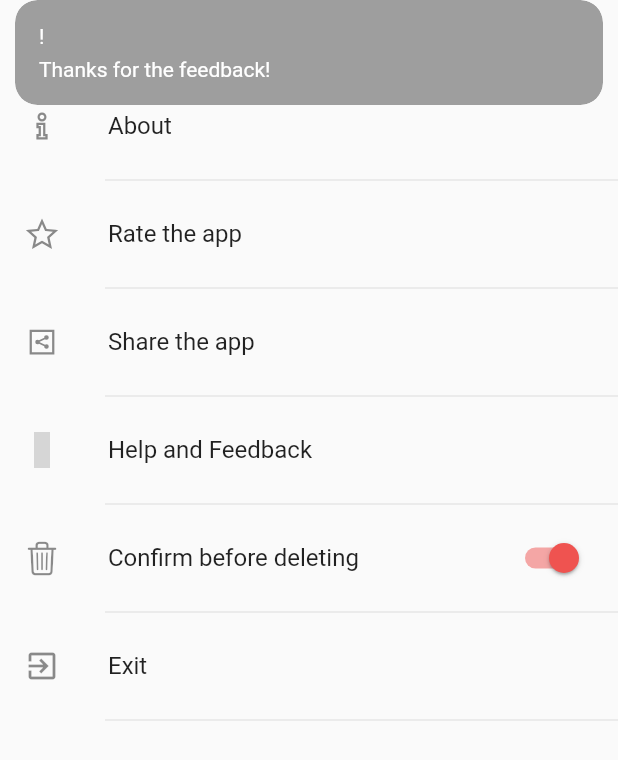
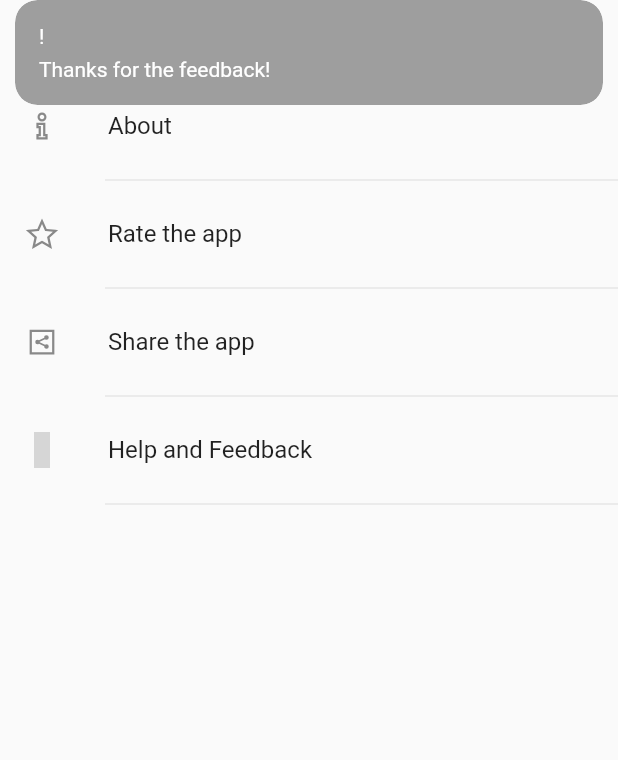
Before and after one commit to ETS-Android5/Kinshasa, a Flutter app: the MorePage screen opened directly, after a tap on "Help and Feedback", on a phone screen of 412 x 824 dp. Shown: the top 760 px of the screen. Run offline on Flutter 3.47's test engine with Material 2 defaults, Android fonts, the phone set to English and light mode, and no system bars; our stand-ins replace carousel_slider, flutter_bounce, get, line_awesome_icons, shared_preferences, sqflite; missing offline and left inert: draggable_scrollbar, flutter_beautiful_popup, flutter_email_sender, flutter_emoji; accounts and stored records are empty; statements that could not run were skipped; grey boxes are pictures that could not be loaded.

Commit message:
Code refactor and clean up

```diff
--- a/lib/screens/More.dart
+++ b/lib/screens/More.dart
@@ -1,23 +1,10 @@
-import 'dart:io';
-import 'package:flutter/cupertino.dart';
 import 'package:flutter/material.dart';
-import 'package:flutter/services.dart';
 import 'package:kinshasa/shared/exports.dart';
 
+class MorePage extends StatelessWidget {
+  MorePage({Key key}) : super(key: key);
 
-class MorePage extends StatefulWidget {
-  @override
-  _MorePageState createState() => _MorePageState();
-}
-
-class _MorePageState extends State<MorePage> {
-  static FavoritesBloc _favoritesBloc;
-
-  @override
-  void didChangeDependencies() {
-    super.didChangeDependencies();
-    _favoritesBloc = Provider.of<FavoritesBloc>(context);
-  }
+  final FavoritesController favoritesController = Get.find();
 
   @override
   Widget build(BuildContext context) {
@@ -80,47 +67,6 @@ class _MorePageState extends State<MorePage> {
             padding: const EdgeInsets.only(left: 70.0),
             child: Divider(),
           ),
-
-          // Confirm before delete
-          FutureBuilder(
-            future: SharedPreferencesHelper.getDeleteConfirmationPreference(),
-            builder: (context, snapshot) {
-              if (snapshot.connectionState == ConnectionState.done) {
-                return ListTile(
-                  title: Text('Confirm before deleting'),
-                  leading: Icon(CupertinoIcons.delete),
-                  trailing: Switch(
-                    value: snapshot.data,
-                    onChanged: (value) {
-                      _favoritesBloc.setDeletePreference(value);
-                      SharedPreferencesHelper.setConfirmDelete(value);
-                    },
-                  ),
-                );
-              }
-              return ListTile();
-            },
-          ),
-          Padding(
-            padding: const EdgeInsets.only(left: 70.0),
-            child: Divider(),
-          ),
-
-          // Exit
-          ListTile(
-            title: Text('Exit'),
-            leading: Icon(Icons.exit_to_app),
-            onTap: () {
-              SystemNavigator.pop();
-              Future.delayed(const Duration(milliseconds: 500), () {
-                exit(0);
-              });
-            },
-          ),
-          Padding(
-            padding: const EdgeInsets.only(left: 70.0),
-            child: Divider(),
-          ),
         ],
       ),
     );
```
